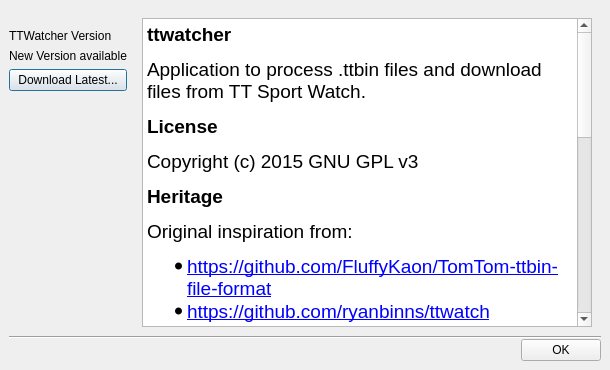
First picture: the form in src/aboutdialog.ui, repository altera2015/ttwatcher, before the edit.
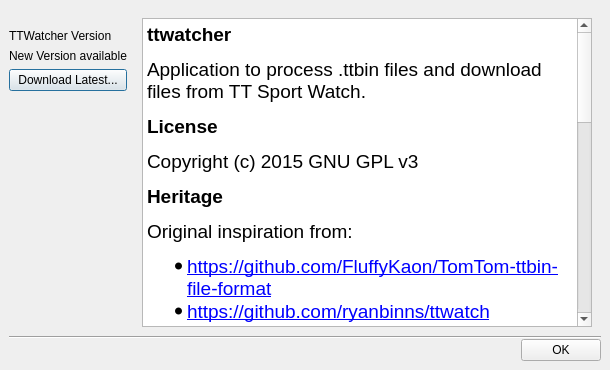
Second picture: the form after the edit. Icons and pictures are not drawn.

Commit message: fixed file open mode to Truncate existing data when writing Added quazip.dll to installer

Patch:
```diff
--- a/src/aboutdialog.ui
+++ b/src/aboutdialog.ui
@@ -126,27 +126,30 @@
             <string>&lt;!DOCTYPE HTML PUBLIC &quot;-//W3C//DTD HTML 4.0//EN&quot; &quot;http://www.w3.org/TR/REC-html40/strict.dtd&quot;&gt;
 &lt;html&gt;&lt;head&gt;&lt;meta name=&quot;qrichtext&quot; content=&quot;1&quot; /&gt;&lt;style type=&quot;text/css&quot;&gt;
 p, li { white-space: pre-wrap; }
-&lt;/style&gt;&lt;/head&gt;&lt;body style=&quot; font-family:'.Helvetica Neue DeskInterface'; font-size:15pt; font-weight:400; font-style:normal;&quot;&gt;
-&lt;p style=&quot; margin-top:0px; margin-bottom:0px; margin-left:0px; margin-right:0px; -qt-block-indent:0; text-indent:0px;&quot;&gt;&lt;span style=&quot; font-family:'MS Shell Dlg 2'; font-size:14pt; font-weight:600;&quot;&gt;ttwatcher&lt;/span&gt;&lt;span style=&quot; font-family:'MS Shell Dlg 2'; font-size:14pt;&quot;&gt; &lt;/span&gt;&lt;/p&gt;
-&lt;p style=&quot; margin-top:12px; margin-bottom:12px; margin-left:0px; margin-right:0px; -qt-block-indent:0; text-indent:0px;&quot;&gt;&lt;span style=&quot; font-family:'MS Shell Dlg 2'; font-size:14pt;&quot;&gt;Application to process .ttbin files and download files from TT Sport Watch. &lt;/span&gt;&lt;/p&gt;
-&lt;p style=&quot; margin-top:12px; margin-bottom:12px; margin-left:0px; margin-right:0px; -qt-block-indent:0; text-indent:0px;&quot;&gt;&lt;span style=&quot; font-family:'MS Shell Dlg 2'; font-size:14pt; font-weight:600;&quot;&gt;License&lt;/span&gt;&lt;/p&gt;
-&lt;p style=&quot; margin-top:12px; margin-bottom:12px; margin-left:0px; margin-right:0px; -qt-block-indent:0; text-indent:0px;&quot;&gt;&lt;span style=&quot; font-family:'MS Shell Dlg 2'; font-size:14pt;&quot;&gt;Copyright (c) 2015 GNU GPL v3&lt;/span&gt;&lt;/p&gt;
-&lt;p style=&quot; margin-top:12px; margin-bottom:12px; margin-left:0px; margin-right:0px; -qt-block-indent:0; text-indent:0px;&quot;&gt;&lt;span style=&quot; font-family:'MS Shell Dlg 2'; font-size:14pt; font-weight:600;&quot;&gt;Heritage&lt;/span&gt;&lt;span style=&quot; font-family:'MS Shell Dlg 2'; font-size:14pt;&quot;&gt; &lt;/span&gt;&lt;/p&gt;
-&lt;p style=&quot; margin-top:12px; margin-bottom:12px; margin-left:0px; margin-right:0px; -qt-block-indent:0; text-indent:0px;&quot;&gt;&lt;span style=&quot; font-family:'MS Shell Dlg 2'; font-size:14pt;&quot;&gt;Original inspiration from: &lt;/span&gt;&lt;/p&gt;
-&lt;ul style=&quot;margin-top: 0px; margin-bottom: 0px; margin-left: 0px; margin-right: 0px; -qt-list-indent: 1;&quot;&gt;&lt;li style=&quot; font-family:'MS Shell Dlg 2'; font-size:14pt;&quot; style=&quot; margin-top:12px; margin-bottom:0px; margin-left:0px; margin-right:0px; -qt-block-indent:0; text-indent:0px;&quot;&gt;&lt;a href=&quot;https://github.com/FluffyKaon/TomTom-ttbin-file-format&quot;&gt;&lt;span style=&quot; text-decoration: underline; color:#0000ff;&quot;&gt;https://github.com/FluffyKaon/TomTom-ttbin-file-format&lt;/span&gt;&lt;/a&gt;&lt;/li&gt;
-&lt;li style=&quot; font-family:'MS Shell Dlg 2'; font-size:14pt;&quot; style=&quot; margin-top:0px; margin-bottom:12px; margin-left:0px; margin-right:0px; -qt-block-indent:0; text-indent:0px;&quot;&gt;&lt;a href=&quot;https://github.com/ryanbinns/ttwatch&quot;&gt;&lt;span style=&quot; text-decoration: underline; color:#0000ff;&quot;&gt;https://github.com/ryanbinns/ttwatch&lt;/span&gt;&lt;/a&gt; &lt;/li&gt;&lt;/ul&gt;
-&lt;p style=&quot; margin-top:18px; margin-bottom:12px; margin-left:0px; margin-right:0px; -qt-block-indent:0; text-indent:0px;&quot;&gt;&lt;a name=&quot;user-content-attributions&quot;&gt;&lt;/a&gt;&lt;span style=&quot; font-family:'MS Shell Dlg 2'; font-size:14pt; font-weight:600;&quot;&gt;A&lt;/span&gt;&lt;span style=&quot; font-family:'MS Shell Dlg 2'; font-size:14pt; font-weight:600;&quot;&gt;ttributions&lt;/span&gt;&lt;span style=&quot; font-family:'MS Shell Dlg 2'; font-size:14pt;&quot;&gt; &lt;/span&gt;&lt;/p&gt;
-&lt;ul style=&quot;margin-top: 0px; margin-bottom: 0px; margin-left: 0px; margin-right: 0px; -qt-list-indent: 1;&quot;&gt;&lt;li style=&quot; font-family:'MS Shell Dlg 2'; font-size:14pt;&quot; style=&quot; margin-top:12px; margin-bottom:12px; margin-left:0px; margin-right:0px; -qt-block-indent:0; text-indent:0px;&quot;&gt;Icons made by &lt;/li&gt;
-&lt;ul type=&quot;circle&quot; style=&quot;margin-top: 0px; margin-bottom: 0px; margin-left: 0px; margin-right: 0px; -qt-list-indent: 2;&quot;&gt;&lt;li style=&quot; font-family:'MS Shell Dlg 2'; font-size:14pt;&quot; style=&quot; margin-top:0px; margin-bottom:0px; margin-left:0px; margin-right:0px; -qt-block-indent:0; text-indent:0px;&quot;&gt;&lt;a href=&quot;http://www.flaticon.com/authors/freepik&quot;&gt;&lt;span style=&quot; text-decoration: underline; color:#0000ff;&quot;&gt;Freepik&lt;/span&gt;&lt;/a&gt;&lt;/li&gt;
-&lt;li style=&quot; font-family:'MS Shell Dlg 2'; font-size:14pt;&quot; style=&quot; margin-top:0px; margin-bottom:0px; margin-left:0px; margin-right:0px; -qt-block-indent:0; text-indent:0px;&quot;&gt;&lt;a href=&quot;http://www.flaticon.com/authors/ocha&quot;&gt;&lt;span style=&quot; text-decoration: underline; color:#0000ff;&quot;&gt;OCHA&lt;/span&gt;&lt;/a&gt;&lt;/li&gt;
-&lt;li style=&quot; font-family:'MS Shell Dlg 2'; font-size:14pt;&quot; style=&quot; margin-top:0px; margin-bottom:0px; margin-left:0px; margin-right:0px; -qt-block-indent:0; text-indent:0px;&quot;&gt;&lt;a href=&quot;http://www.flaticon.com/authors/icomoon&quot;&gt;&lt;span style=&quot; text-decoration: underline; color:#0000ff;&quot;&gt;Icomoon&lt;/span&gt;&lt;/a&gt;&lt;/li&gt;
-&lt;li style=&quot; font-family:'MS Shell Dlg 2'; font-size:14pt;&quot; style=&quot; margin-top:0px; margin-bottom:0px; margin-left:0px; margin-right:0px; -qt-block-indent:0; text-indent:0px;&quot;&gt;&lt;a href=&quot;http://www.flaticon.com/authors/elegant-themes&quot;&gt;&lt;span style=&quot; text-decoration: underline; color:#0000ff;&quot;&gt;Elegant Themes&lt;/span&gt;&lt;/a&gt;&lt;/li&gt;
-&lt;li style=&quot; font-family:'MS Shell Dlg 2'; font-size:14pt;&quot; style=&quot; margin-top:0px; margin-bottom:0px; margin-left:0px; margin-right:0px; -qt-block-indent:0; text-indent:0px;&quot;&gt;&lt;a href=&quot;http://www.flaticon.com/authors/yannick&quot;&gt;&lt;span style=&quot; text-decoration: underline; color:#0000ff;&quot;&gt;Yannick&lt;/span&gt;&lt;/a&gt;&lt;/li&gt;
-&lt;li style=&quot; font-family:'MS Shell Dlg 2'; font-size:14pt;&quot; style=&quot; margin-top:0px; margin-bottom:0px; margin-left:0px; margin-right:0px; -qt-block-indent:0; text-indent:0px;&quot;&gt;&lt;a href=&quot;http://www.flaticon.com/authors/amit-jakhu&quot;&gt;&lt;span style=&quot; text-decoration: underline; color:#0000ff;&quot;&gt;Amit Jakhu&lt;/span&gt;&lt;/a&gt; &lt;/li&gt;&lt;/ul&gt;
-&lt;p style=&quot; margin-top:12px; margin-bottom:12px; margin-left:0px; margin-right:0px; -qt-block-indent:1; text-indent:0px;&quot;&gt;&lt;span style=&quot; font-family:'MS Shell Dlg 2'; font-size:14pt;&quot;&gt;Icons were modified to add a touch of color, all are licensed under Creative Commons BY 3.0 CC BY 3.0&lt;/span&gt;&lt;/p&gt;
-&lt;li style=&quot; font-family:'MS Shell Dlg 2'; font-size:14pt;&quot; style=&quot; margin-top:12px; margin-bottom:12px; margin-left:0px; margin-right:0px; -qt-block-indent:0; text-indent:0px;&quot;&gt;QCustomPlot, an easy to use, modern plotting widget for Qt, Copyright (C) 2011, 2012, 2013, 2014 Emanuel Eichhammer &lt;a href=&quot;http://www.qcustomplot.com/&quot;&gt;&lt;span style=&quot; text-decoration: underline; color:#0000ff;&quot;&gt;http://www.qcustomplot.com/&lt;/span&gt;&lt;/a&gt;&lt;/li&gt;
-&lt;li style=&quot; font-family:'MS Shell Dlg 2'; font-size:14pt;&quot; style=&quot; margin-top:0px; margin-bottom:0px; margin-left:0px; margin-right:0px; -qt-block-indent:0; text-indent:0px;&quot;&gt;Built with Qt 5.4 LGPL &lt;a href=&quot;http://www.qt-project.org&quot;&gt;&lt;span style=&quot; text-decoration: underline; color:#0000ff;&quot;&gt;http://www.qt-project.org&lt;/span&gt;&lt;/a&gt; &lt;/li&gt;
-&lt;li style=&quot; font-family:'MS Shell Dlg 2'; font-size:14pt;&quot; style=&quot; margin-top:0px; margin-bottom:12px; margin-left:0px; margin-right:0px; -qt-block-indent:0; text-indent:0px;&quot;&gt;qhttpserver from &lt;a href=&quot;https://github.com/nikhilm/qhttpserver&quot;&gt;&lt;span style=&quot; text-decoration: underline; color:#0000ff;&quot;&gt;https://github.com/nikhilm/qhttpserver&lt;/span&gt;&lt;/a&gt; &lt;/li&gt;&lt;/ul&gt;&lt;/body&gt;&lt;/html&gt;</string>
+&lt;/style&gt;&lt;/head&gt;&lt;body style=&quot; font-family:'MS Shell Dlg 2'; font-size:15pt; font-weight:400; font-style:normal;&quot;&gt;
+&lt;p style=&quot; margin-top:0px; margin-bottom:0px; margin-left:0px; margin-right:0px; -qt-block-indent:0; text-indent:0px;&quot;&gt;&lt;span style=&quot; font-size:14pt; font-weight:600;&quot;&gt;ttwatcher&lt;/span&gt;&lt;span style=&quot; font-size:14pt;&quot;&gt; &lt;/span&gt;&lt;/p&gt;
+&lt;p style=&quot; margin-top:12px; margin-bottom:12px; margin-left:0px; margin-right:0px; -qt-block-indent:0; text-indent:0px;&quot;&gt;&lt;span style=&quot; font-size:14pt;&quot;&gt;Application to process .ttbin files and download files from TT Sport Watch. &lt;/span&gt;&lt;/p&gt;
+&lt;p style=&quot; margin-top:12px; margin-bottom:12px; margin-left:0px; margin-right:0px; -qt-block-indent:0; text-indent:0px;&quot;&gt;&lt;span style=&quot; font-size:14pt; font-weight:600;&quot;&gt;License&lt;/span&gt;&lt;/p&gt;
+&lt;p style=&quot; margin-top:12px; margin-bottom:12px; margin-left:0px; margin-right:0px; -qt-block-indent:0; text-indent:0px;&quot;&gt;&lt;span style=&quot; font-size:14pt;&quot;&gt;Copyright (c) 2015 GNU GPL v3&lt;/span&gt;&lt;/p&gt;
+&lt;p style=&quot; margin-top:12px; margin-bottom:12px; margin-left:0px; margin-right:0px; -qt-block-indent:0; text-indent:0px;&quot;&gt;&lt;span style=&quot; font-size:14pt; font-weight:600;&quot;&gt;Heritage&lt;/span&gt;&lt;span style=&quot; font-size:14pt;&quot;&gt; &lt;/span&gt;&lt;/p&gt;
+&lt;p style=&quot; margin-top:12px; margin-bottom:12px; margin-left:0px; margin-right:0px; -qt-block-indent:0; text-indent:0px;&quot;&gt;&lt;span style=&quot; font-size:14pt;&quot;&gt;Original inspiration from: &lt;/span&gt;&lt;/p&gt;
+&lt;ul style=&quot;margin-top: 0px; margin-bottom: 0px; margin-left: 0px; margin-right: 0px; -qt-list-indent: 1;&quot;&gt;&lt;li style=&quot; font-size:14pt;&quot; style=&quot; margin-top:12px; margin-bottom:0px; margin-left:0px; margin-right:0px; -qt-block-indent:0; text-indent:0px;&quot;&gt;&lt;a href=&quot;https://github.com/FluffyKaon/TomTom-ttbin-file-format&quot;&gt;&lt;span style=&quot; text-decoration: underline; color:#0000ff;&quot;&gt;https://github.com/FluffyKaon/TomTom-ttbin-file-format&lt;/span&gt;&lt;/a&gt;&lt;/li&gt;
+&lt;li style=&quot; font-size:14pt;&quot; style=&quot; margin-top:0px; margin-bottom:12px; margin-left:0px; margin-right:0px; -qt-block-indent:0; text-indent:0px;&quot;&gt;&lt;a href=&quot;https://github.com/ryanbinns/ttwatch&quot;&gt;&lt;span style=&quot; text-decoration: underline; color:#0000ff;&quot;&gt;https://github.com/ryanbinns/ttwatch&lt;/span&gt;&lt;/a&gt; &lt;/li&gt;&lt;/ul&gt;
+&lt;p style=&quot; margin-top:18px; margin-bottom:12px; margin-left:0px; margin-right:0px; -qt-block-indent:0; text-indent:0px;&quot;&gt;&lt;a name=&quot;user-content-attributions&quot;&gt;&lt;/a&gt;&lt;span style=&quot; font-size:14pt; font-weight:600;&quot;&gt;A&lt;/span&gt;&lt;span style=&quot; font-size:14pt; font-weight:600;&quot;&gt;ttributions&lt;/span&gt;&lt;span style=&quot; font-size:14pt;&quot;&gt; &lt;/span&gt;&lt;/p&gt;
+&lt;ul style=&quot;margin-top: 0px; margin-bottom: 0px; margin-left: 0px; margin-right: 0px; -qt-list-indent: 1;&quot;&gt;&lt;li style=&quot; font-size:14pt;&quot; style=&quot; margin-top:12px; margin-bottom:12px; margin-left:0px; margin-right:0px; -qt-block-indent:0; text-indent:0px;&quot;&gt;Icons made by &lt;/li&gt;
+&lt;ul type=&quot;circle&quot; style=&quot;margin-top: 0px; margin-bottom: 0px; margin-left: 0px; margin-right: 0px; -qt-list-indent: 2;&quot;&gt;&lt;li style=&quot; font-size:14pt;&quot; style=&quot; margin-top:0px; margin-bottom:0px; margin-left:0px; margin-right:0px; -qt-block-indent:0; text-indent:0px;&quot;&gt;&lt;a href=&quot;http://www.flaticon.com/authors/freepik&quot;&gt;&lt;span style=&quot; text-decoration: underline; color:#0000ff;&quot;&gt;Freepik&lt;/span&gt;&lt;/a&gt;&lt;/li&gt;
+&lt;li style=&quot; font-size:14pt;&quot; style=&quot; margin-top:0px; margin-bottom:0px; margin-left:0px; margin-right:0px; -qt-block-indent:0; text-indent:0px;&quot;&gt;&lt;a href=&quot;http://www.flaticon.com/authors/ocha&quot;&gt;&lt;span style=&quot; text-decoration: underline; color:#0000ff;&quot;&gt;OCHA&lt;/span&gt;&lt;/a&gt;&lt;/li&gt;
+&lt;li style=&quot; font-size:14pt;&quot; style=&quot; margin-top:0px; margin-bottom:0px; margin-left:0px; margin-right:0px; -qt-block-indent:0; text-indent:0px;&quot;&gt;&lt;a href=&quot;http://www.flaticon.com/authors/icomoon&quot;&gt;&lt;span style=&quot; text-decoration: underline; color:#0000ff;&quot;&gt;Icomoon&lt;/span&gt;&lt;/a&gt;&lt;/li&gt;
+&lt;li style=&quot; font-size:14pt;&quot; style=&quot; margin-top:0px; margin-bottom:0px; margin-left:0px; margin-right:0px; -qt-block-indent:0; text-indent:0px;&quot;&gt;&lt;a href=&quot;http://www.flaticon.com/authors/elegant-themes&quot;&gt;&lt;span style=&quot; text-decoration: underline; color:#0000ff;&quot;&gt;Elegant Themes&lt;/span&gt;&lt;/a&gt;&lt;/li&gt;
+&lt;li style=&quot; font-size:14pt;&quot; style=&quot; margin-top:0px; margin-bottom:0px; margin-left:0px; margin-right:0px; -qt-block-indent:0; text-indent:0px;&quot;&gt;&lt;a href=&quot;http://www.flaticon.com/authors/yannick&quot;&gt;&lt;span style=&quot; text-decoration: underline; color:#0000ff;&quot;&gt;Yannick&lt;/span&gt;&lt;/a&gt;&lt;/li&gt;
+&lt;li style=&quot; font-size:14pt;&quot; style=&quot; margin-top:0px; margin-bottom:0px; margin-left:0px; margin-right:0px; -qt-block-indent:0; text-indent:0px;&quot;&gt;&lt;a href=&quot;http://www.flaticon.com/authors/amit-jakhu&quot;&gt;&lt;span style=&quot; text-decoration: underline; color:#0000ff;&quot;&gt;Amit Jakhu&lt;/span&gt;&lt;/a&gt; &lt;/li&gt;&lt;/ul&gt;
+&lt;p style=&quot; margin-top:12px; margin-bottom:12px; margin-left:0px; margin-right:0px; -qt-block-indent:1; text-indent:0px;&quot;&gt;&lt;span style=&quot; font-size:14pt;&quot;&gt;Icons were modified to add a touch of color, all are licensed under Creative Commons BY 3.0 CC BY 3.0&lt;/span&gt;&lt;/p&gt;
+&lt;li style=&quot; font-size:14pt;&quot; style=&quot; margin-top:12px; margin-bottom:12px; margin-left:0px; margin-right:0px; -qt-block-indent:0; text-indent:0px;&quot;&gt;QCustomPlot, an easy to use, modern plotting widget for Qt, Copyright (C) 2011, 2012, 2013, 2014 Emanuel Eichhammer &lt;a href=&quot;http://www.qcustomplot.com/&quot;&gt;&lt;span style=&quot; text-decoration: underline; color:#0000ff;&quot;&gt;http://www.qcustomplot.com/&lt;/span&gt;&lt;/a&gt;&lt;/li&gt;
+&lt;li style=&quot; font-size:14pt;&quot; style=&quot; margin-top:0px; margin-bottom:0px; margin-left:0px; margin-right:0px; -qt-block-indent:0; text-indent:0px;&quot;&gt;Built with Qt 5.4 LGPL &lt;a href=&quot;http://www.qt-project.org&quot;&gt;&lt;span style=&quot; text-decoration: underline; color:#0000ff;&quot;&gt;http://www.qt-project.org&lt;/span&gt;&lt;/a&gt; &lt;/li&gt;
+&lt;li style=&quot; font-size:14pt;&quot; style=&quot; margin-top:0px; margin-bottom:12px; margin-left:0px; margin-right:0px; -qt-block-indent:0; text-indent:0px;&quot;&gt;qhttpserver from &lt;a href=&quot;https://github.com/nikhilm/qhttpserver&quot;&gt;&lt;span style=&quot; text-decoration: underline; color:#0000ff;&quot;&gt;https://github.com/nikhilm/qhttpserver&lt;/span&gt;&lt;/a&gt; &lt;/li&gt;
+&lt;li style=&quot; font-size:14pt;&quot; style=&quot; margin-top:0px; margin-bottom:12px; margin-left:0px; margin-right:0px; -qt-block-indent:0; text-indent:0px;&quot;&gt;QuaZIP from &lt;a href=&quot;http://quazip.sourceforge.net/&quot;&gt;&lt;span style=&quot; text-decoration: underline; color:#0000ff;&quot;&gt;http://quazip.sourceforge.net/&lt;/span&gt;&lt;/a&gt;&lt;/li&gt;
+&lt;li style=&quot; margin-top:0px; margin-bottom:0px; margin-left:0px; margin-right:0px; -qt-block-indent:0; text-indent:0px;&quot;&gt;Elevation Data is loaded from Nasa and USGS data sets NED13, NED1, SRTM1 and SRTM3&lt;/li&gt;&lt;/ul&gt;
+&lt;p style=&quot;-qt-paragraph-type:empty; margin-top:0px; margin-bottom:12px; margin-left:0px; margin-right:0px; -qt-block-indent:0; text-indent:0px; text-decoration: underline; color:#0000ff;&quot;&gt;&lt;br /&gt;&lt;/p&gt;&lt;/body&gt;&lt;/html&gt;</string>
            </property>
            <property name="openExternalLinks">
             <bool>true</bool>
```
The commit also changes 25 other files.
